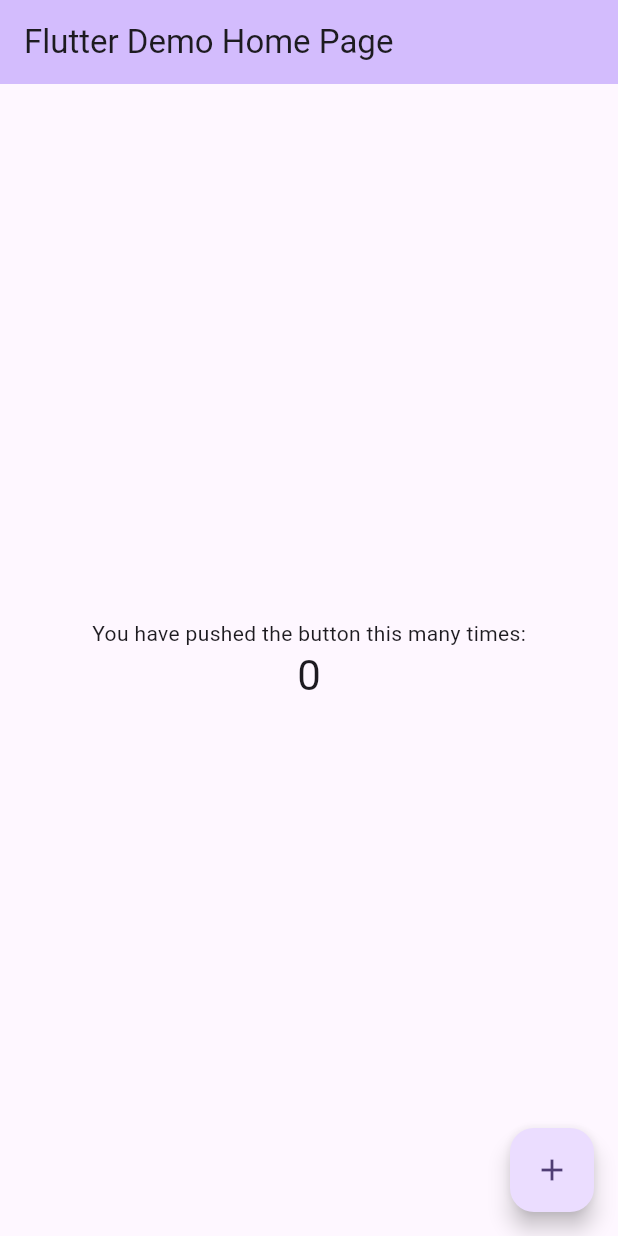
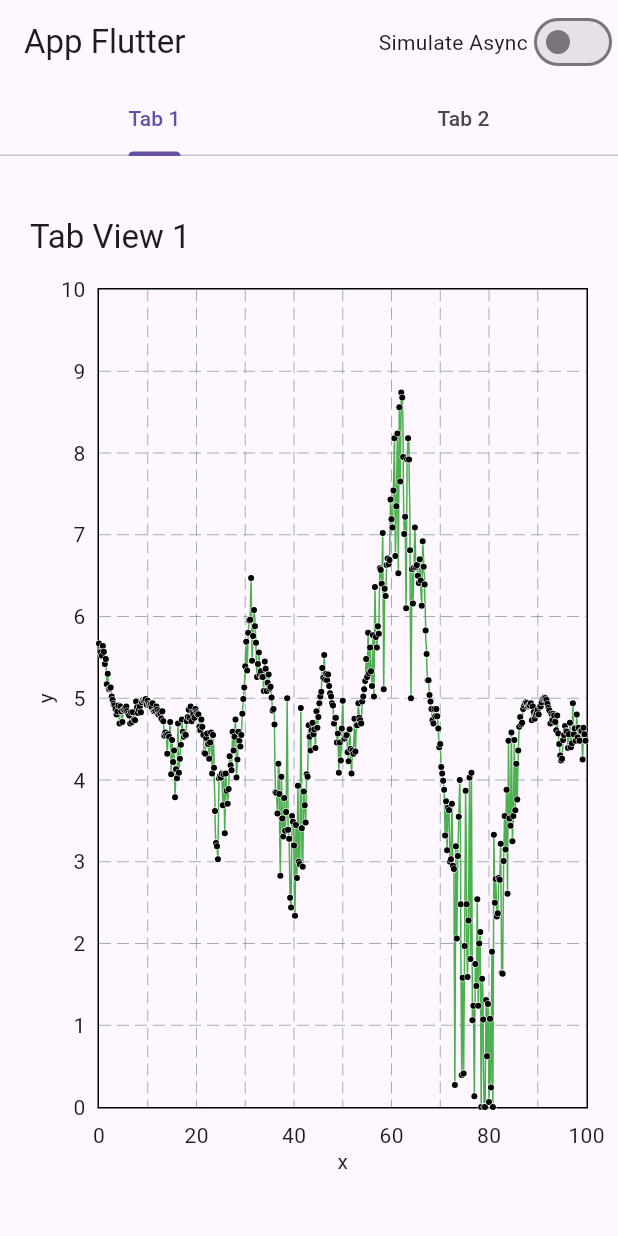
Before and after one commit to deezee30/mobile-framework-comparison, a Flutter app: the screen it shows after launch, on a phone screen of 412 x 824 dp. Run offline on Flutter 3.47's test engine with Material 2 defaults, Android fonts, the light colour scheme and no system bars; drawn by our look-alikes of fl_chart.

Commit message:
Create profiler app in Flutter

```diff
--- /dev/null
+++ b/app_flutter/lib/feature/home.dart
@@ -0,0 +1,13 @@
+library app_home;
+
+import 'dart:async';
+import 'dart:math' as math;
+
+import 'package:app_flutter/util/perlin_noise.dart';
+import 'package:fl_chart/fl_chart.dart';
+import 'package:flutter/material.dart';
+
+import '../util/gaussian.dart';
+
+part 'src/home/ui.dart';
+part 'src/home/data.dart';
--- /dev/null
+++ b/app_flutter/lib/feature/src/home/data.dart
@@ -0,0 +1,56 @@
+part of app_home;
+
+abstract class HomeDataRepository {
+  Future<List<(double, double)>> getData();
+}
+
+class HomeDataRandomGeneratorService implements HomeDataRepository {
+  HomeDataRandomGeneratorService({
+    required this.size,
+    this.minX = 0.0,
+    this.maxX = 1.0,
+    this.minY = 0.0,
+    this.maxY = 1.0,
+    this.simulateAsync = false,
+  });
+
+  final int size;
+  final double minX;
+  final double maxX;
+  final double minY;
+  final double maxY;
+  final bool simulateAsync;
+
+  final math.Random rand = math.Random();
+
+  @override
+  Future<List<(double, double)>> getData() async {
+    if (simulateAsync) await Future.delayed(const Duration(milliseconds: 500));
+    int octaves = rand.nextInt(6) + 2;
+
+    final a = List.generate(
+      size,
+      (index) {
+        // Generate 1D terrain.
+        double perlinNoise = PerlinNoise1D.compute(index / size,
+            persistence: 0.9, octaves: octaves);
+        // Add some gaussian noise.
+        perlinNoise *= rand.nextGaussian(sigma: 0.2);
+        // Move to baseline.
+        perlinNoise += 0.5;
+        double x = minX + (index / size) * (maxX - minX);
+        double y = minY + perlinNoise * (maxY - minY);
+        return (
+          _clamp(x, minX, maxX),
+          _clamp(y, minY, maxY),
+        );
+      },
+    );
+
+    return a;
+  }
+
+  double _clamp(double d, double min, double max) {
+    return (d.clamp(min, max) * 100).round() / 100;
+  }
+}
--- /dev/null
+++ b/app_flutter/lib/feature/src/home/ui.dart
@@ -0,0 +1,271 @@
+part of app_home;
+
+class HomePage extends StatefulWidget {
+  static const double kChartMinX = 0;
+  static const double kChartMaxX = 100;
+  static const double kChartMinY = 0;
+  static const double kChartMaxY = 10;
+  static const Duration kAnimationDuration = Duration(milliseconds: 300);
+
+  const HomePage({super.key});
+
+  @override
+  State<HomePage> createState() => _HomePageState();
+}
+
+class _HomePageState extends State<HomePage> {
+  bool _simulateAsync = false;
+  bool get simulateAsync => _simulateAsync;
+  set simulateAsync(bool value) {
+    setState(() {
+      _simulateAsync = value;
+    });
+  }
+
+  @override
+  Widget build(BuildContext context) {
+    final HomeDataRepository generator = HomeDataRandomGeneratorService(
+      size: 500,
+      minX: HomePage.kChartMinX,
+      maxX: HomePage.kChartMaxX,
+      minY: HomePage.kChartMinY,
+      maxY: HomePage.kChartMaxY,
+      simulateAsync: _simulateAsync,
+    );
+
+    return DefaultTabController(
+      length: 2,
+      child: Scaffold(
+        appBar: AppBar(
+          title: const Text('App Flutter'),
+          bottom: const TabBar(
+            tabs: [
+              Tab(child: Text('Tab 1')),
+              Tab(child: Text('Tab 2')),
+            ],
+          ),
+          actions: [
+            Row(
+              children: [
+                const Text('Simulate Async'),
+                Switch.adaptive(
+                  value: simulateAsync,
+                  onChanged: (value) => simulateAsync = value,
+                ),
+              ],
+            )
+          ],
+        ),
+        body: TabBarView(
+          children: [
+            _HomeTab1View(
+              repository: generator,
+            ),
+            _HomeTab2View(
+              repository: generator,
+            ),
+          ],
+        ),
+      ),
+    );
+  }
+}
+
+class _HomeTab1View extends StatelessWidget {
+  const _HomeTab1View({
+    super.key,
+    required this.repository,
+  });
+
+  final HomeDataRepository repository;
+
+  @override
+  Widget build(BuildContext context) {
+    return _HomeTabViewContainer(
+      title: 'Tab View 1',
+      repository: repository,
+      builder: (context, data) => LineChart(
+        getLineChartData(data),
+        curve: Curves.linear,
+        duration: HomePage.kAnimationDuration,
+      ),
+    );
+  }
+
+  LineChartData getLineChartData(List<(double, double)> data) {
+    return LineChartData(
+      lineBarsData: [
+        LineChartBarData(
+          spots: data.map((e) => FlSpot(e.$1, e.$2)).toList(),
+          isCurved: true,
+          curveSmoothness: 0.5,
+          preventCurveOverShooting: true,
+          barWidth: 1,
+          color: Colors.green,
+          dotData: FlDotData(
+            getDotPainter: (spot, xPct, bar, idx) => FlDotCirclePainter(
+              radius: 2,
+              color: Colors.black,
+              strokeWidth: 0.5,
+              strokeColor: Colors.white,
+            ),
+          ),
+        ),
+      ],
+      minX: HomePage.kChartMinX,
+      maxX: HomePage.kChartMaxX,
+      minY: HomePage.kChartMinY,
+      maxY: HomePage.kChartMaxY,
+      titlesData: const FlTitlesData(
+        topTitles: AxisTitles(),
+        rightTitles: AxisTitles(),
+        leftTitles: AxisTitles(
+          axisNameWidget: Text('y'),
+          axisNameSize: 20,
+          sideTitles: SideTitles(
+            reservedSize: 25,
+            showTitles: true,
+            interval: (HomePage.kChartMaxY - HomePage.kChartMinY) / 10,
+          ),
+        ),
+        bottomTitles: AxisTitles(
+          axisNameWidget: Text('x'),
+          axisNameSize: 20,
+          sideTitles: SideTitles(
+            reservedSize: 25,
+            showTitles: true,
+            interval: (HomePage.kChartMaxX - HomePage.kChartMinX) / 5,
+          ),
+        ),
+      ),
+    );
+  }
+}
+
+class _HomeTab2View extends StatelessWidget {
+  const _HomeTab2View({
+    super.key,
+    required this.repository,
+  });
+
+  final HomeDataRepository repository;
+
+  @override
+  Widget build(BuildContext context) {
+    return _HomeTabViewContainer(
+      title: 'Tab View 2',
+      repository: repository,
+      builder: (context, data) => LineChart(
+        getLineChartData(data),
+        curve: Curves.linear,
+        duration: HomePage.kAnimationDuration,
+      ),
+    );
+  }
+
+  LineChartData getLineChartData(List<(double, double)> data) {
+    return LineChartData(
+      lineBarsData: [
+        LineChartBarData(
+          spots: data.map((e) => FlSpot(e.$1, e.$2)).toList(),
+          isCurved: true,
+          curveSmoothness: 0.5,
+          preventCurveOverShooting: true,
+          barWidth: 1,
+          color: Colors.red,
+          dotData: FlDotData(
+            getDotPainter: (spot, xPct, bar, idx) => FlDotCirclePainter(
+              radius: 2,
+              color: Colors.black,
+              strokeWidth: 0.5,
+              strokeColor: Colors.white,
+            ),
+          ),
+        ),
+      ],
+      minX: HomePage.kChartMinX,
+      maxX: HomePage.kChartMaxX,
+      minY: HomePage.kChartMinY,
+      maxY: HomePage.kChartMaxY,
+      titlesData: const FlTitlesData(
+        topTitles: AxisTitles(),
+        rightTitles: AxisTitles(),
+        leftTitles: AxisTitles(
+          axisNameWidget: Text('y'),
+          axisNameSize: 20,
+          sideTitles: SideTitles(
+            reservedSize: 25,
+            showTitles: true,
+            interval: (HomePage.kChartMaxY - HomePage.kChartMinY) / 10,
+          ),
+        ),
+        bottomTitles: AxisTitles(
+          axisNameWidget: Text('x'),
+          axisNameSize: 20,
+          sideTitles: SideTitles(
+            reservedSize: 25,
+            showTitles: true,
+            interval: (HomePage.kChartMaxX - HomePage.kChartMinX) / 5,
+          ),
+        ),
+      ),
+    );
+  }
+}
+
+typedef ChartBuilder = Widget Function(
+  BuildContext context,
+  List<(double, double)> data,
+);
+
+class _HomeTabViewContainer extends StatelessWidget {
+  const _HomeTabViewContainer({
+    required this.title,
+    required this.repository,
+    required this.builder,
+  });
+
+  final String title;
+  final HomeDataRepository repository;
+  final ChartBuilder builder;
+
+  @override
+  Widget build(BuildContext context) {
+    return Container(
+      margin: const EdgeInsets.symmetric(vertical: 40, horizontal: 20),
+      child: Column(
+        crossAxisAlignment: CrossAxisAlignment.start,
+        mainAxisSize: MainAxisSize.min,
+        children: [
+          Text(
+            title,
+            style: Theme.of(context).textTheme.titleLarge,
+          ),
+          const SizedBox(height: 20),
+          Flexible(
+            child: FutureBuilder<List<(double, double)>>(
+              future: repository.getData(),
+              builder: (context, snapshot) {
+                bool isLoading =
+                    snapshot.connectionState != ConnectionState.done;
+                return Stack(
+                  children: [
+                    AnimatedOpacity(
+                      opacity: isLoading ? 0.5 : 1,
+                      duration: HomePage.kAnimationDuration,
+                      child: builder(context, snapshot.data ?? []),
+                    ),
+                    if (isLoading)
+                      const Center(
+                        child: CircularProgressIndicator.adaptive(),
+                      )
+                  ],
+                );
+              },
+            ),
+          ),
+        ],
+      ),
+    );
+  }
+}
--- /dev/null
+++ b/app_flutter/lib/launcher.dart
@@ -0,0 +1,18 @@
+import 'package:app_flutter/style/style.dart';
+import 'package:flutter/material.dart';
+
+import 'feature/home.dart';
+
+class AppLauncher extends StatelessWidget {
+  const AppLauncher({super.key});
+
+  @override
+  Widget build(BuildContext context) {
+    return MaterialApp(
+      title: 'App Flutter',
+      theme: AppStyle.getTheme(),
+      debugShowCheckedModeBanner: false,
+      home: const HomePage(),
+    );
+  }
+}
--- a/app_flutter/lib/main.dart
+++ b/app_flutter/lib/main.dart
@@ -1,125 +1,6 @@
+import 'package:app_flutter/launcher.dart';
 import 'package:flutter/material.dart';
 
 void main() {
-  runApp(const MyApp());
+  runApp(const AppLauncher());
 }
-
-class MyApp extends StatelessWidget {
-  const MyApp({super.key});
-
-  // This widget is the root of your application.
-  @override
-  Widget build(BuildContext context) {
-    return MaterialApp(
-      title: 'Flutter Demo',
-      theme: ThemeData(
-        // This is the theme of your application.
-        //
-        // TRY THIS: Try running your application with "flutter run". You'll see
-        // the application has a blue toolbar. Then, without quitting the app,
-        // try changing the seedColor in the colorScheme below to Colors.green
-        // and then invoke "hot reload" (save your changes or press the "hot
-        // reload" button in a Flutter-supported IDE, or press "r" if you used
-        // the command line to start the app).
-        //
-        // Notice that the counter didn't reset back to zero; the application
-        // state is not lost during the reload. To reset the state, use hot
-        // restart instead.
-        //
-        // This works for code too, not just values: Most code changes can be
-        // tested with just a hot reload.
-        colorScheme: ColorScheme.fromSeed(seedColor: Colors.deepPurple),
-        useMaterial3: true,
-      ),
-      home: const MyHomePage(title: 'Flutter Demo Home Page'),
-    );
-  }
-}
-
-class MyHomePage extends StatefulWidget {
-  const MyHomePage({super.key, required this.title});
-
-  // This widget is the home page of your application. It is stateful, meaning
-  // that it has a State object (defined below) that contains fields that affect
-  // how it looks.
-
-  // This class is the configuration for the state. It holds the values (in this
-  // case the title) provided by the parent (in this case the App widget) and
-  // used by the build method of the State. Fields in a Widget subclass are
-  // always marked "final".
-
-  final String title;
-
-  @override
-  State<MyHomePage> createState() => _MyHomePageState();
-}
-
-class _MyHomePageState extends State<MyHomePage> {
-  int _counter = 0;
-
-  void _incrementCounter() {
-    setState(() {
-      // This call to setState tells the Flutter framework that something has
-      // changed in this State, which causes it to rerun the build method below
-      // so that the display can reflect the updated values. If we changed
-      // _counter without calling setState(), then the build method would not be
-      // called again, and so nothing would appear to happen.
-      _counter++;
-    });
-  }
-
-  @override
-  Widget build(BuildContext context) {
-    // This method is rerun every time setState is called, for instance as done
-    // by the _incrementCounter method above.
-    //
-    // The Flutter framework has been optimized to make rerunning build methods
-    // fast, so that you can just rebuild anything that needs updating rather
-    // than having to individually change instances of widgets.
-    return Scaffold(
-      appBar: AppBar(
-        // TRY THIS: Try changing the color here to a specific color (to
-        // Colors.amber, perhaps?) and trigger a hot reload to see the AppBar
-        // change color while the other colors stay the same.
-        backgroundColor: Theme.of(context).colorScheme.inversePrimary,
-        // Here we take the value from the MyHomePage object that was created by
-        // the App.build method, and use it to set our appbar title.
-        title: Text(widget.title),
-      ),
-      body: Center(
-        // Center is a layout widget. It takes a single child and positions it
-        // in the middle of the parent.
-        child: Column(
-          // Column is also a layout widget. It takes a list of children and
-          // arranges them vertically. By default, it sizes itself to fit its
-          // children horizontally, and tries to be as tall as its parent.
-          //
-          // Column has various properties to control how it sizes itself and
-          // how it positions its children. Here we use mainAxisAlignment to
-          // center the children vertically; the main axis here is the vertical
-          // axis because Columns are vertical (the cross axis would be
-          // horizontal).
-          //
-          // TRY THIS: Invoke "debug painting" (choose the "Toggle Debug Paint"
-          // action in the IDE, or press "p" in the console), to see the
-          // wireframe for each widget.
-          mainAxisAlignment: MainAxisAlignment.center,
-          children: <Widget>[
-            const Text(
-              'You have pushed the button this many times:',
-            ),
-            Text(
-              '$_counter',
-              style: Theme.of(context).textTheme.headlineMedium,
-            ),
-          ],
-        ),
-      ),
-      floatingActionButton: FloatingActionButton(
-        onPressed: _incrementCounter,
-        tooltip: 'Increment',
-        child: const Icon(Icons.add),
-      ), // This trailing comma makes auto-formatting nicer for build methods.
-    );
-  }
-}
--- /dev/null
+++ b/app_flutter/lib/style/src/app_style.dart
@@ -0,0 +1,9 @@
+part of style;
+
+class AppStyle {
+  static ThemeData getTheme() {
+    return ThemeData(
+      useMaterial3: true,
+    );
+  }
+}
--- /dev/null
+++ b/app_flutter/lib/style/style.dart
@@ -0,0 +1,5 @@
+library style;
+
+import 'package:flutter/material.dart';
+
+part 'src/app_style.dart';
--- /dev/null
+++ b/app_flutter/lib/util/perlin_noise.dart
@@ -0,0 +1,50 @@
+import 'dart:math';
+
+// Credit: https://gamedev.stackexchange.com/questions/61940/sidescrolling-terrain-1d-perlin-noise
+class PerlinNoise1D {
+  static double compute(
+    double x, {
+    required double persistence,
+    required int octaves,
+  }) {
+    double total = 0;
+    double p = persistence;
+    int n = octaves - 1;
+
+    for (int i = 0; i <= n; i++) {
+      num frequency = pow(2, i);
+      num amplitude = pow(p, i);
+      total += _interpolatedNoise(x * frequency) * amplitude;
+    }
+
+    return total;
+  }
+
+  static double _interpolatedNoise(double x) {
+    int integerX = x.toInt();
+    double fractionalX = x - integerX;
+
+    double v1 = _smoothNoise1D(integerX);
+    double v2 = _smoothNoise1D(integerX + 1);
+
+    return _cosineInterpolate(v1, v2, fractionalX);
+  }
+
+  static double _cosineInterpolate(double a, double b, double x) {
+    double ft = (x * pi);
+    double f = ((1 - cos(ft)) * 0.5);
+
+    return a * (1 - f) + b * f;
+  }
+
+  static double _smoothNoise1D(int x) {
+    return _noise(x) / 2 + _noise(x - 1) / 4 + _noise(x + 1) / 4;
+  }
+
+  static double _noise(int x) {
+    x = (x << 13) ^ x;
+    return (1.0 -
+        ((x * (x * x * 15731 + 789221) + 1376312589) & 0x7fffffff) /
+            1073741824.0);
+  }
+}
```
Also changed, not shown: app_flutter/lib/util/gaussian.dart (added, +18 -0 lines), 1 other file.
